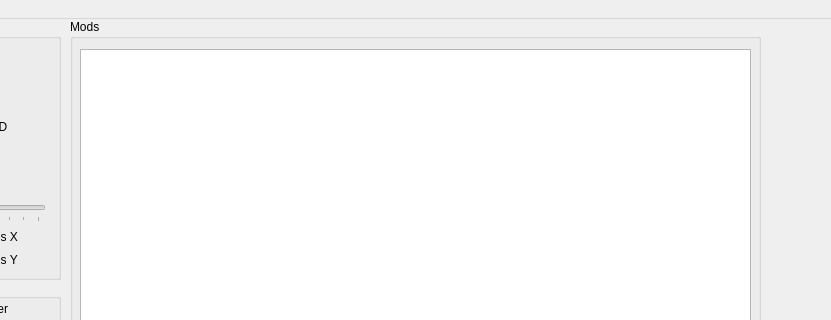
Qt form mainwindow.ui (BrakeDude/IsaacConfigurator) before a commit; both pictures show x 320 to 1151 and y 0 to 320 of the 1151 by 648 pixel window.
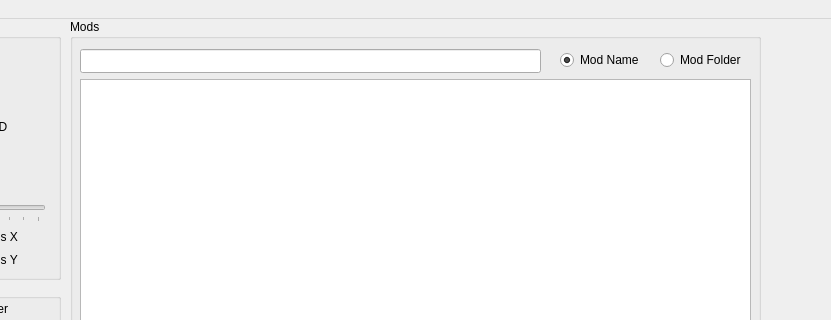
The same form after that commit. Icons and pictures are not drawn.

The edit to the form file:
```diff
--- a/mainwindow.ui
+++ b/mainwindow.ui
@@ -887,12 +887,57 @@
      <property name="geometry">
       <rect>
        <x>10</x>
-       <y>30</y>
+       <y>60</y>
        <width>671</width>
-       <height>511</height>
+       <height>481</height>
       </rect>
      </property>
     </widget>
+    <widget class="QLineEdit" name="lineEdit">
+     <property name="geometry">
+      <rect>
+       <x>10</x>
+       <y>30</y>
+       <width>461</width>
+       <height>24</height>
+      </rect>
+     </property>
+    </widget>
+    <widget class="QRadioButton" name="modRadioButton_Name">
+     <property name="geometry">
+      <rect>
+       <x>490</x>
+       <y>30</y>
+       <width>91</width>
+       <height>22</height>
+      </rect>
+     </property>
+     <property name="text">
+      <string>Mod Name</string>
+     </property>
+     <property name="checked">
+      <bool>true</bool>
+     </property>
+     <attribute name="buttonGroup">
+      <string notr="true">modsButtonGroup</string>
+     </attribute>
+    </widget>
+    <widget class="QRadioButton" name="modRadioButton_Folder">
+     <property name="geometry">
+      <rect>
+       <x>590</x>
+       <y>30</y>
+       <width>91</width>
+       <height>22</height>
+      </rect>
+     </property>
+     <property name="text">
+      <string>Mod Folder</string>
+     </property>
+     <attribute name="buttonGroup">
+      <string notr="true">modsButtonGroup</string>
+     </attribute>
+    </widget>
    </widget>
   </widget>
   <widget class="QMenuBar" name="menubar">
```
Left out of the diff: 3 changed lines with no effect on the pictures.
